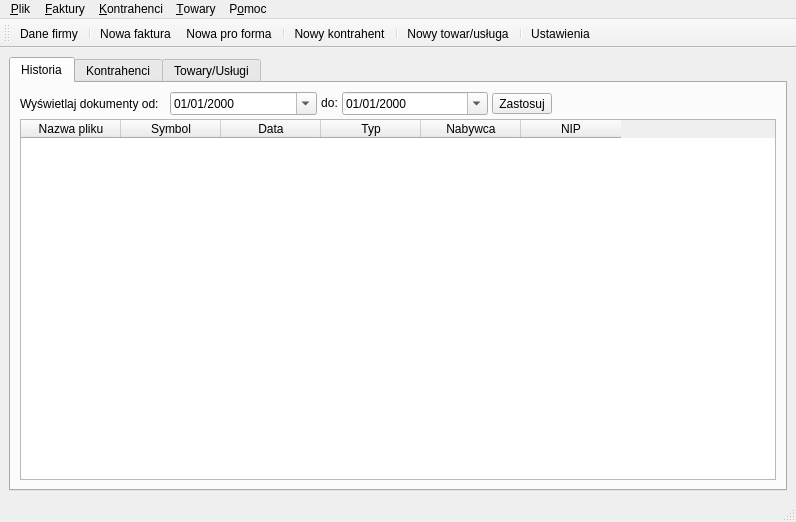
The window that MainWindow.ui (juliagoda/qfaktury) describes before a commit, drawn with Qt 5.
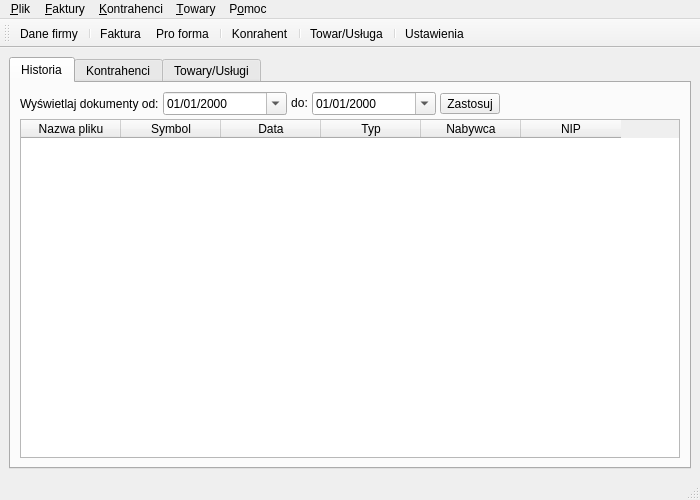
The same window after the commit. Icons and pictures are not drawn.

The edit to the form file:
```diff
--- a/MainWindow.ui
+++ b/MainWindow.ui
@@ -6,8 +6,8 @@
    <rect>
     <x>0</x>
     <y>0</y>
-    <width>796</width>
-    <height>522</height>
+    <width>700</width>
+    <height>500</height>
    </rect>
   </property>
   <property name="windowTitle" >
@@ -50,6 +50,12 @@
           </item>
           <item>
            <widget class="QDateEdit" name="filtrStart" >
+            <property name="sizePolicy" >
+             <sizepolicy vsizetype="Fixed" hsizetype="Minimum" >
+              <horstretch>111</horstretch>
+              <verstretch>21</verstretch>
+             </sizepolicy>
+            </property>
             <property name="focusPolicy" >
              <enum>Qt::NoFocus</enum>
             </property>
@@ -85,6 +91,12 @@
           </item>
           <item>
            <widget class="QDateEdit" name="filtrEnd" >
+            <property name="sizePolicy" >
+             <sizepolicy vsizetype="Fixed" hsizetype="Minimum" >
+              <horstretch>111</horstretch>
+              <verstretch>21</verstretch>
+             </sizepolicy>
+            </property>
             <property name="minimumSize" >
              <size>
               <width>60</width>
@@ -115,12 +127,12 @@
              <enum>Qt::Horizontal</enum>
             </property>
             <property name="sizeType" >
-             <enum>QSizePolicy::Minimum</enum>
+             <enum>QSizePolicy::MinimumExpanding</enum>
             </property>
             <property name="sizeHint" stdset="0" >
              <size>
-              <width>224</width>
-              <height>19</height>
+              <width>180</width>
+              <height>0</height>
              </size>
             </property>
            </spacer>
@@ -342,8 +354,8 @@
     <rect>
      <x>0</x>
      <y>0</y>
-     <width>796</width>
-     <height>19</height>
+     <width>700</width>
+     <height>31</height>
     </rect>
    </property>
    <widget class="QMenu" name="plikAct" >
@@ -469,7 +481,7 @@
     <string>Nowa faktura</string>
    </property>
    <property name="iconText" >
-    <string>Nowa faktura</string>
+    <string>Faktura</string>
    </property>
    <property name="shortcut" >
     <string>F5</string>
@@ -487,7 +499,7 @@
     <string>Dodaj</string>
    </property>
    <property name="iconText" >
-    <string>Nowy kontrahent</string>
+    <string>Konrahent</string>
    </property>
    <property name="shortcut" >
     <string>Ctrl+K</string>
@@ -738,7 +750,7 @@
     <string>Dodaj</string>
    </property>
    <property name="iconText" >
-    <string>Nowy towar/usługa</string>
+    <string>Towar/Usługa</string>
    </property>
    <property name="shortcut" >
     <string>Ctrl+T</string>
@@ -844,7 +856,7 @@
     <string>Nowa pro forma</string>
    </property>
    <property name="iconText" >
-    <string>Nowa pro forma</string>
+    <string>Pro forma</string>
    </property>
    <property name="name" stdset="0" >
     <string>fakturyPFormaAction</string>
```
